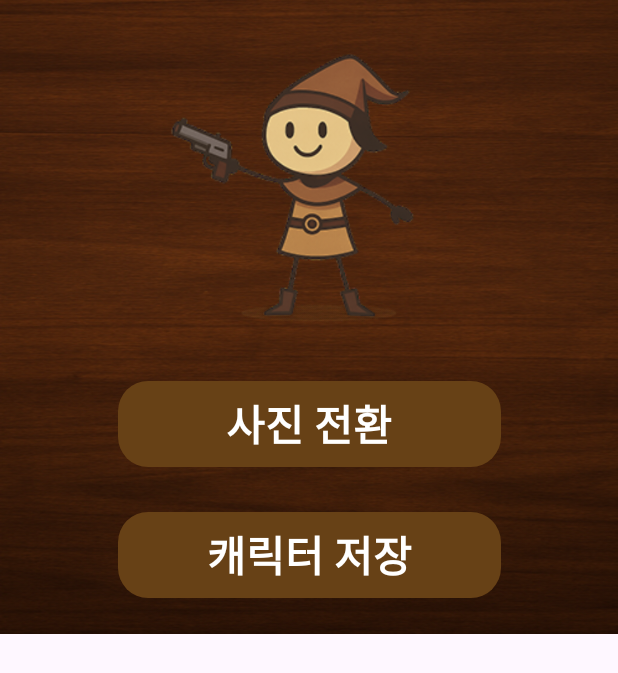
After one commit to OSSW-HideInBash/Android, an Android app: the layout character_edit_dialog.xml on its own in the app's theme, with its tools: preview values and no code run, on a phone screen of 412 x 824 dp. The commit adds this screen. Shown: the top 673 px of the screen. Run offline under Robolectric (Android 15) with nearby library versions, the phone set to English and light mode, and no system bars.

Commit message:
[Feat] : 커스텀 캐릭터 저장시 모든 앱에 동기화되게 설정, 1. SPF를 이용하여, 이미지의 링크를 저장하여 홈화면과 마이페이지에서 저장되게 변경 2. 갤러리에서 이미지 참조 후, 다이얼로그 창 등장하게 변경 3. 기본 이미지 누를시 기존의 s3 url로 이미지를 로드하고, spf에 저장되게 변경

```diff
--- /dev/null
+++ b/app/src/main/res/layout/character_edit_dialog.xml
@@ -0,0 +1,49 @@
+<?xml version="1.0" encoding="utf-8"?>
+<androidx.constraintlayout.widget.ConstraintLayout xmlns:android="http://schemas.android.com/apk/res/android"
+    android:layout_width="match_parent"
+    android:layout_height="wrap_content"
+    xmlns:app="http://schemas.android.com/apk/res-auto"
+    android:background="@drawable/mypage_wood_bg"
+    android:padding="24dp">
+
+    <ImageView
+        android:id="@+id/default_character_iv"
+        android:layout_width="200dp"
+        android:layout_height="200dp"
+        app:layout_constraintTop_toTopOf="parent"
+        app:layout_constraintStart_toStartOf="parent"
+        app:layout_constraintEnd_toEndOf="parent"
+        android:src="@drawable/mypage_default_char"
+        />
+    <TextView
+        android:id="@+id/btn_char_conversion_btn"
+        android:layout_width="wrap_content"
+        android:layout_height="wrap_content"
+        android:text="사진 전환"
+        android:textSize="28dp"
+        android:fontFamily="@font/dos_gothic"
+        android:gravity="center"
+        android:textStyle="bold"
+        android:textColor="@color/white"
+        android:layout_marginTop="30dp"
+        app:layout_constraintStart_toStartOf="parent"
+        app:layout_constraintEnd_toEndOf="parent"
+        app:layout_constraintTop_toBottomOf="@id/default_character_iv"
+        android:background="@drawable/mypage_mainbtn_bg"/>
+    <TextView
+        android:id="@+id/btn_char_save_btn"
+        android:layout_width="wrap_content"
+        android:layout_height="wrap_content"
+        android:text="캐릭터 저장"
+        android:textSize="28dp"
+        android:fontFamily="@font/dos_gothic"
+        android:gravity="center"
+        android:textStyle="bold"
+        android:textColor="@color/white"
+        android:layout_marginTop="30dp"
+        app:layout_constraintStart_toStartOf="parent"
+        app:layout_constraintEnd_toEndOf="parent"
+        app:layout_constraintTop_toBottomOf="@id/btn_char_conversion_btn"
+        android:background="@drawable/mypage_mainbtn_bg"/>
+
+</androidx.constraintlayout.widget.ConstraintLayout>
```
Also changed, not shown: app/src/main/java/com/hideinbash/tododudu/CharacterEditDialog.kt (added, +125 -0 lines), app/src/main/java/com/hideinbash/tododudu/HomeFragment.kt (+14 -1 lines), app/src/main/java/com/hideinbash/tododudu/MypageFragment.kt (+31 -11 lines).
